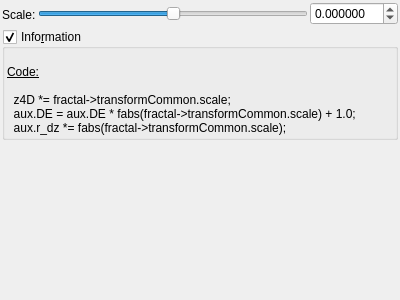
First picture: the form in mandelbulber2/qt_data/fractal_transf_scale_4D.ui, repository buddhi1980/mandelbulber2, before the edit.
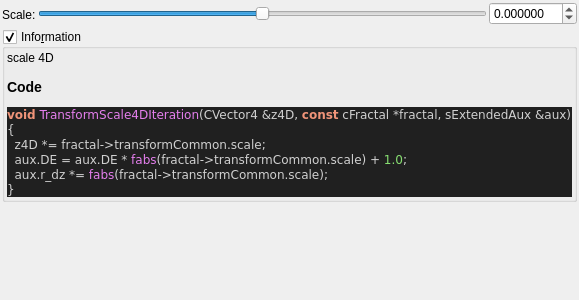
Second picture: the form after the edit. Custom widgets are drawn as their Qt base class.

Commit message:
added all transforms information boxes
now all formulas can be parsed.

@buddhi do you got a reference for Xenodreambuie formula?

The edit to the form file:
```diff
--- a/mandelbulber2/qt_data/fractal_transf_scale_4D.ui
+++ b/mandelbulber2/qt_data/fractal_transf_scale_4D.ui
@@ -126,16 +126,27 @@
       <item>
        <widget class="QLabel" name="label_4">
         <property name="text">
-         <string>&lt;!DOCTYPE HTML PUBLIC &quot;-//W3C//DTD HTML 4.0//EN&quot; &quot;http://www.w3.org/TR/REC-html40/strict.dtd&quot;&gt;
-&lt;html&gt;&lt;head&gt;&lt;meta name=&quot;qrichtext&quot; content=&quot;1&quot; /&gt;&lt;style type=&quot;text/css&quot;&gt;
-p, li { white-space: pre-wrap; }
-&lt;/style&gt;&lt;/head&gt;&lt;body&gt;
-&lt;p style=&quot;-qt-paragraph-type:empty; margin-top:0px; margin-bottom:0px; margin-left:0px; margin-right:0px; -qt-block-indent:0; text-indent:0px;&quot;&gt;&lt;br /&gt;&lt;/p&gt;
-&lt;p style=&quot; margin-top:0px; margin-bottom:0px; margin-left:0px; margin-right:0px; -qt-block-indent:0; text-indent:0px;&quot;&gt;&lt;span style=&quot; text-decoration: underline;&quot;&gt;Code:&lt;/span&gt;&lt;/p&gt;
-&lt;p style=&quot;-qt-paragraph-type:empty; margin-top:0px; margin-bottom:0px; margin-left:0px; margin-right:0px; -qt-block-indent:0; text-indent:0px; text-decoration: underline;&quot;&gt;&lt;br /&gt;&lt;/p&gt;
-&lt;p style=&quot; margin-top:0px; margin-bottom:0px; margin-left:0px; margin-right:0px; -qt-block-indent:0; text-indent:0px;&quot;&gt;  z4D *= fractal-&amp;gt;transformCommon.scale;&lt;/p&gt;
-&lt;p style=&quot; margin-top:0px; margin-bottom:0px; margin-left:0px; margin-right:0px; -qt-block-indent:0; text-indent:0px;&quot;&gt;  aux.DE = aux.DE * fabs(fractal-&amp;gt;transformCommon.scale) + 1.0;&lt;/p&gt;
-&lt;p style=&quot; margin-top:0px; margin-bottom:0px; margin-left:0px; margin-right:0px; -qt-block-indent:0; text-indent:0px;&quot;&gt;  aux.r_dz *= fabs(fractal-&amp;gt;transformCommon.scale);&lt;/p&gt;&lt;/body&gt;&lt;/html&gt;</string>
+         <string>&lt;p&gt;scale 4D&lt;/p&gt;&lt;table&gt;
+&lt;/table&gt;
+&lt;h3&gt;Code&lt;/h3&gt;
+&lt;!DOCTYPE HTML PUBLIC &quot;-//W3C//DTD HTML 4.0 Transitional//EN&quot;&gt;
+&lt;html&gt;
+&lt;head&gt;
+&lt;meta http-equiv=&quot;content-type&quot; content=&quot;text/html; charset=ISO-8859-1&quot;&gt;
+&lt;title&gt;Source file&lt;/title&gt;
+&lt;/head&gt;
+&lt;body style=&quot;background-color:#202020&quot;&gt;
+&lt;pre style=&quot;color:#d0d0d0; background-color:#202020;  font-family:'Courier New';&quot;&gt;&lt;span style=&quot;color:#f09479; font-weight:bold&quot;&gt;void&lt;/span&gt; &lt;span style=&quot;color:#e47eed&quot;&gt;TransformScale4DIteration&lt;/span&gt;&lt;span style=&quot;color:#d0d0d0&quot;&gt;(&lt;/span&gt;CVector4 &lt;span style=&quot;color:#d0d0d0&quot;&gt;&amp;amp;&lt;/span&gt;z4D&lt;span style=&quot;color:#d0d0d0&quot;&gt;,&lt;/span&gt; &lt;span style=&quot;color:#f09479; font-weight:bold&quot;&gt;const&lt;/span&gt; cFractal &lt;span style=&quot;color:#d0d0d0&quot;&gt;*&lt;/span&gt;fractal&lt;span style=&quot;color:#d0d0d0&quot;&gt;,&lt;/span&gt; sExtendedAux &lt;span style=&quot;color:#d0d0d0&quot;&gt;&amp;amp;&lt;/span&gt;aux&lt;span style=&quot;color:#d0d0d0&quot;&gt;)&lt;/span&gt;
+&lt;span style=&quot;color:#d0d0d0&quot;&gt;{&lt;/span&gt;
+  z4D &lt;span style=&quot;color:#d0d0d0&quot;&gt;*=&lt;/span&gt; fractal&lt;span style=&quot;color:#d0d0d0&quot;&gt;-&amp;gt;&lt;/span&gt;transformCommon&lt;span style=&quot;color:#d0d0d0&quot;&gt;.&lt;/span&gt;scale&lt;span style=&quot;color:#d0d0d0&quot;&gt;;&lt;/span&gt;
+  aux&lt;span style=&quot;color:#d0d0d0&quot;&gt;.&lt;/span&gt;DE &lt;span style=&quot;color:#d0d0d0&quot;&gt;=&lt;/span&gt; aux&lt;span style=&quot;color:#d0d0d0&quot;&gt;.&lt;/span&gt;DE &lt;span style=&quot;color:#d0d0d0&quot;&gt;*&lt;/span&gt; &lt;span style=&quot;color:#e47eed&quot;&gt;fabs&lt;/span&gt;&lt;span style=&quot;color:#d0d0d0&quot;&gt;(&lt;/span&gt;fractal&lt;span style=&quot;color:#d0d0d0&quot;&gt;-&amp;gt;&lt;/span&gt;transformCommon&lt;span style=&quot;color:#d0d0d0&quot;&gt;.&lt;/span&gt;scale&lt;span style=&quot;color:#d0d0d0&quot;&gt;) +&lt;/span&gt; &lt;span style=&quot;color:#87df71&quot;&gt;1.0&lt;/span&gt;&lt;span style=&quot;color:#d0d0d0&quot;&gt;;&lt;/span&gt;
+  aux&lt;span style=&quot;color:#d0d0d0&quot;&gt;.&lt;/span&gt;r_dz &lt;span style=&quot;color:#d0d0d0&quot;&gt;*=&lt;/span&gt; &lt;span style=&quot;color:#e47eed&quot;&gt;fabs&lt;/span&gt;&lt;span style=&quot;color:#d0d0d0&quot;&gt;(&lt;/span&gt;fractal&lt;span style=&quot;color:#d0d0d0&quot;&gt;-&amp;gt;&lt;/span&gt;transformCommon&lt;span style=&quot;color:#d0d0d0&quot;&gt;.&lt;/span&gt;scale&lt;span style=&quot;color:#d0d0d0&quot;&gt;);&lt;/span&gt;
+&lt;span style=&quot;color:#d0d0d0&quot;&gt;}&lt;/span&gt;
+&lt;/pre&gt;
+&lt;/body&gt;
+&lt;/html&gt;
+&lt;!--HTML generated by highlight 3.9, http://www.andre-simon.de/--&gt;
+</string>
         </property>
         <property name="wordWrap">
          <bool>true</bool>
```
Left out of the diff: 2 changed lines with no effect on the pictures. The commit also changes 75 other files.
